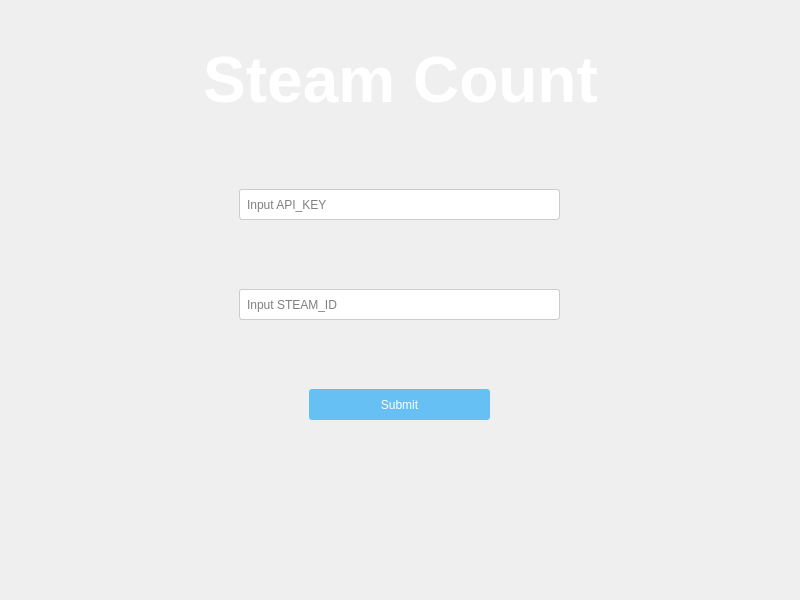
Above: window.ui from TXOG/SteamCount before the change. Below: the same form after it.
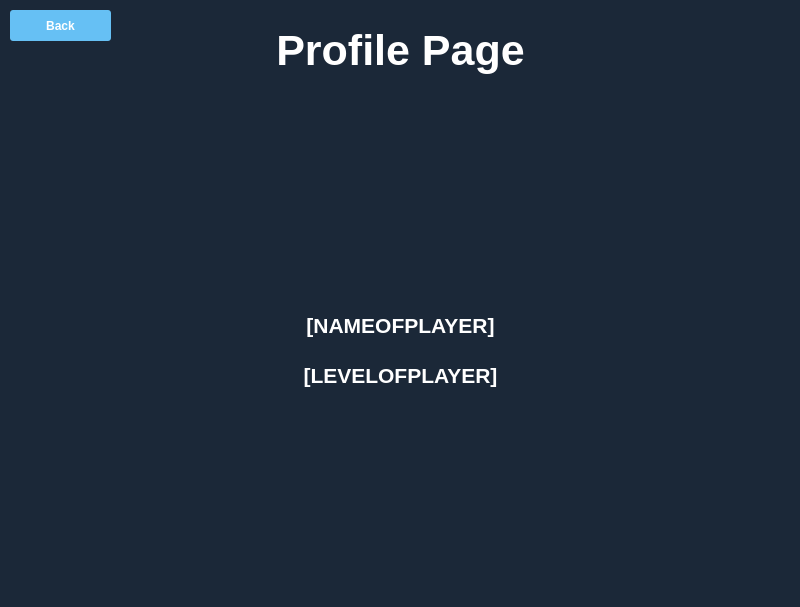
That is the form after the change. Icons and pictures are not drawn.

```diff
--- a/window.ui
+++ b/window.ui
@@ -7,7 +7,7 @@
     <x>0</x>
     <y>0</y>
     <width>800</width>
-    <height>600</height>
+    <height>607</height>
    </rect>
   </property>
   <property name="windowTitle">
@@ -23,15 +23,149 @@
    <widget class="QStackedWidget" name="mainStack">
     <property name="geometry">
      <rect>
-      <x>-1</x>
-      <y>-1</y>
+      <x>0</x>
+      <y>0</y>
       <width>801</width>
-      <height>601</height>
+      <height>611</height>
      </rect>
     </property>
     <property name="styleSheet">
      <string notr="true"/>
     </property>
+    <widget class="QWidget" name="profilePage">
+     <property name="styleSheet">
+      <string notr="true">background-color: rgb(27, 40, 56);</string>
+     </property>
+     <widget class="QLabel" name="ProfilePageText">
+      <property name="geometry">
+       <rect>
+        <x>0</x>
+        <y>20</y>
+        <width>801</width>
+        <height>61</height>
+       </rect>
+      </property>
+      <property name="font">
+       <font>
+        <family>Segoe UI</family>
+        <pointsize>32</pointsize>
+        <bold>true</bold>
+       </font>
+      </property>
+      <property name="styleSheet">
+       <string notr="true">color: rgb(255, 255, 255);</string>
+      </property>
+      <property name="text">
+       <string>Profile Page</string>
+      </property>
+      <property name="alignment">
+       <set>Qt::AlignCenter</set>
+      </property>
+     </widget>
+     <widget class="QLabel" name="ProfilePicture">
+      <property name="geometry">
+       <rect>
+        <x>310</x>
+        <y>100</y>
+        <width>181</width>
+        <height>181</height>
+       </rect>
+      </property>
+      <property name="text">
+       <string/>
+      </property>
+     </widget>
+     <widget class="QLabel" name="NameOfPlayer">
+      <property name="geometry">
+       <rect>
+        <x>0</x>
+        <y>310</y>
+        <width>801</width>
+        <height>31</height>
+       </rect>
+      </property>
+      <property name="font">
+       <font>
+        <family>Segoe UI</family>
+        <pointsize>16</pointsize>
+        <bold>true</bold>
+       </font>
+      </property>
+      <property name="styleSheet">
+       <string notr="true">color: rgb(255, 255, 255);</string>
+      </property>
+      <property name="text">
+       <string>[NAMEOFPLAYER]</string>
+      </property>
+      <property name="alignment">
+       <set>Qt::AlignCenter</set>
+      </property>
+     </widget>
+     <widget class="QLabel" name="LevelOfPlayer">
+      <property name="geometry">
+       <rect>
+        <x>0</x>
+        <y>360</y>
+        <width>801</width>
+        <height>31</height>
+       </rect>
+      </property>
+      <property name="font">
+       <font>
+        <family>Segoe UI</family>
+        <pointsize>16</pointsize>
+        <bold>true</bold>
+       </font>
+      </property>
+      <property name="styleSheet">
+       <string notr="true">color: rgb(255, 255, 255);</string>
+      </property>
+      <property name="text">
+       <string>[LEVELOFPLAYER]</string>
+      </property>
+      <property name="alignment">
+       <set>Qt::AlignCenter</set>
+      </property>
+     </widget>
+     <widget class="QPushButton" name="BackBtn">
+      <property name="geometry">
+       <rect>
+        <x>10</x>
+        <y>10</y>
+        <width>101</width>
+        <height>31</height>
+       </rect>
+      </property>
+      <property name="font">
+       <font>
+        <bold>true</bold>
+       </font>
+      </property>
+      <property name="layoutDirection">
+       <enum>Qt::LeftToRight</enum>
+      </property>
+      <property name="styleSheet">
+       <string notr="true">QPushButton {
+    background-color: #66c0f4;
+    color: #ffffff;
+    border: none;
+    padding: 8px;
+    border-radius: 3px;
+}
+
+QPushButton:hover {
+    background-color: #005fa3;
+	transform: scale(0.8);
+}</string>
+      </property>
+      <property name="text">
+       <string>Back</string>
+      </property>
+      <property name="flat">
+       <bool>false</bool>
+      </property>
+     </widget>
+    </widget>
     <widget class="QWidget" name="setup">
      <widget class="QLabel" name="title">
       <property name="geometry">
```
Left out of the diff: 32 changed lines with no effect on the pictures.
